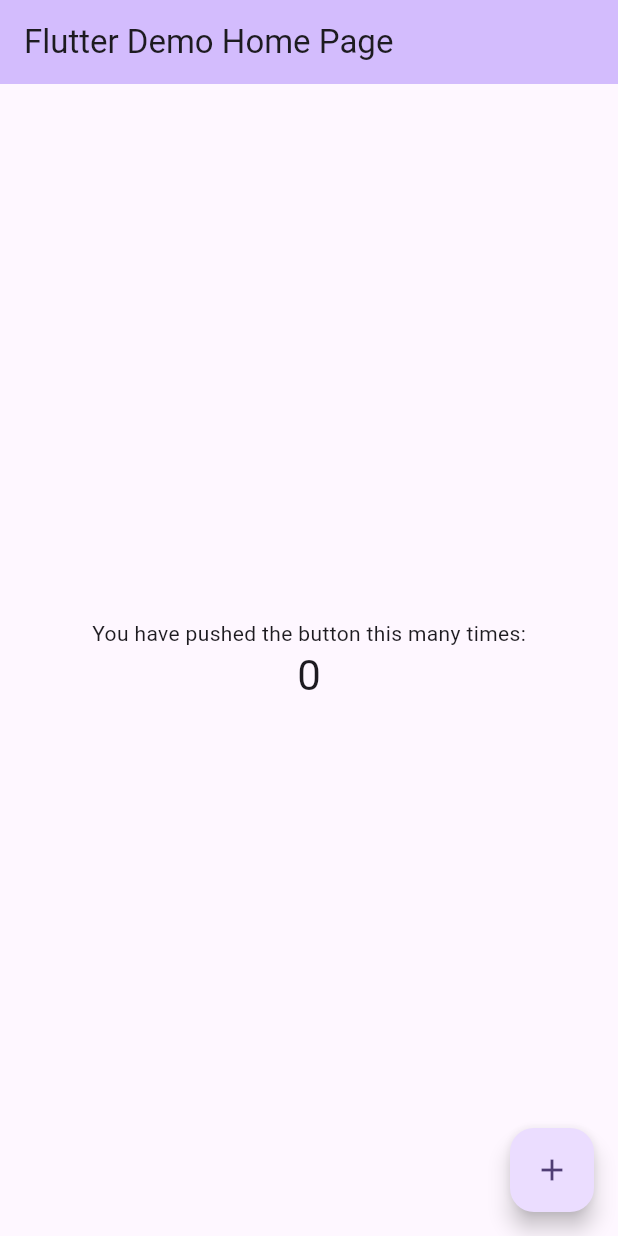
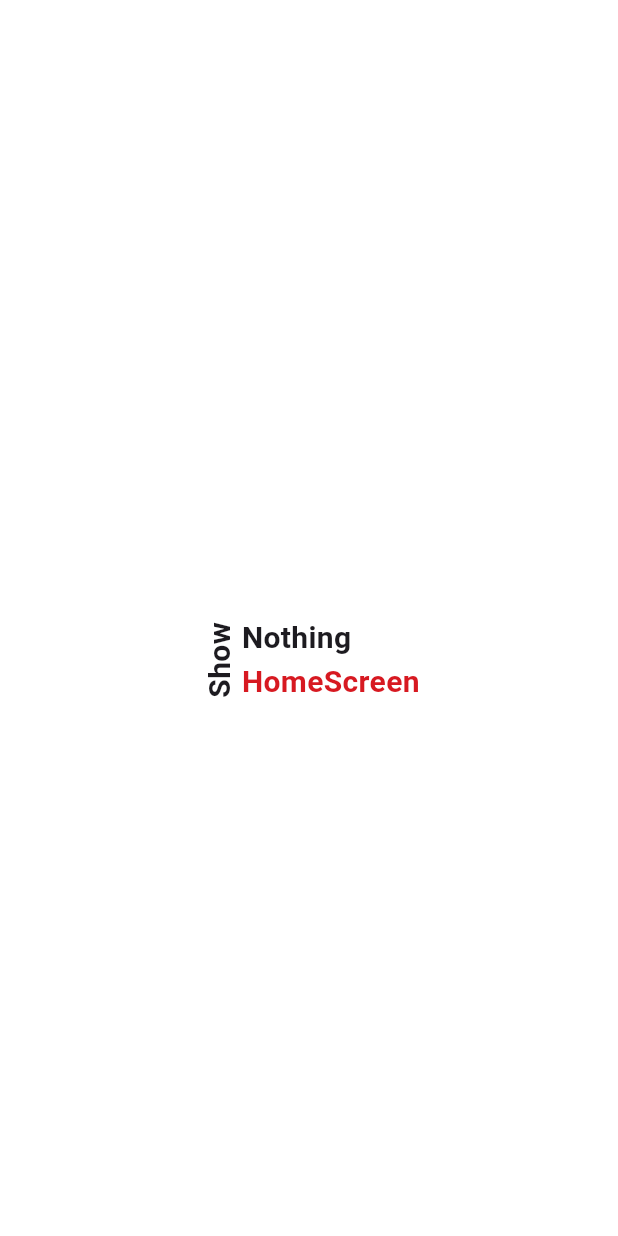
Before and after one commit to AnandhuA/Transaction, a Flutter app: the screen it shows after launch, on a phone screen of 412 x 824 dp. Run offline on Flutter 3.47's test engine with Material 3 defaults, Android fonts, the phone set to English and light mode, and no system bars.

Commit message:
add theme

```diff
--- /dev/null
+++ b/devtools_options.yaml
@@ -0,0 +1,3 @@
+description: This file stores settings for Dart & Flutter DevTools.
+documentation: https://docs.flutter.dev/tools/devtools/extensions#configure-extension-enablement-states
+extensions:
--- /dev/null
+++ b/lib/core/size.dart
@@ -0,0 +1,29 @@
+import 'package:flutter/material.dart';
+
+class AppSize {
+  //--- height --------
+  static const height2 = SizedBox(height: 2);
+  static const height5 = SizedBox(height: 5);
+  static const height10 = SizedBox(height: 10);
+  static const height15 = SizedBox(height: 15);
+  static const height20 = SizedBox(height: 20);
+  static const height25 = SizedBox(height: 25);
+  static const height30 = SizedBox(height: 30);
+  static const height35 = SizedBox(height: 35);
+  static const height40 = SizedBox(height: 40);
+  static const height45 = SizedBox(height: 45);
+  static const height50 = SizedBox(height: 50);
+
+  // -------- width ---------
+  static const width2 = SizedBox(width: 2);
+  static const width5 = SizedBox(width: 5);
+  static const width10 = SizedBox(width: 10);
+  static const width15 = SizedBox(width: 15);
+  static const width20 = SizedBox(width: 20);
+  static const width25 = SizedBox(width: 25);
+  static const width30 = SizedBox(width: 30);
+  static const width35 = SizedBox(width: 35);
+  static const width40 = SizedBox(width: 40);
+  static const width45 = SizedBox(width: 45);
+  static const width50 = SizedBox(width: 50);
+}
--- /dev/null
+++ b/lib/core/theme.dart
@@ -0,0 +1,29 @@
+import 'package:flutter/material.dart';
+
+class AppColor {
+  //------colors ------
+
+  static const Color red = Color(0xFFD71921);
+  static const Color blue = Color.fromARGB(255, 0, 140, 255);
+  static const Color green = Color.fromARGB(255, 0, 255, 8);
+  static const Color yellow = Color.fromARGB(255, 255, 230, 0);
+  static const Color purple = Color.fromARGB(255, 217, 0, 255);
+  static const Color orange = Color.fromARGB(255, 255, 153, 0);
+  static const Color pink = Color.fromARGB(255, 255, 0, 85);
+  static const Color black = Colors.black;
+  static const Color white = Colors.white;
+  static const Color transparent = Colors.transparent;
+}
+
+class ThemeClass {
+  static ThemeData lightTheme = ThemeData.light().copyWith(
+    scaffoldBackgroundColor: AppColor.white,
+    appBarTheme: const AppBarTheme(
+        backgroundColor: AppColor.transparent, scrolledUnderElevation: 0),
+  );
+  static ThemeData darkTheme = ThemeData.dark().copyWith(
+    scaffoldBackgroundColor: AppColor.black,
+    appBarTheme: const AppBarTheme(
+        backgroundColor: AppColor.transparent, scrolledUnderElevation: 0),
+  );
+}
--- a/lib/main.dart
+++ b/lib/main.dart
@@ -1,4 +1,6 @@
 import 'package:flutter/material.dart';
+import 'package:transaction/core/theme.dart';
+import 'package:transaction/screens/home_screen.dart';
 
 void main() {
   runApp(const MyApp());
@@ -7,119 +9,14 @@ void main() {
 class MyApp extends StatelessWidget {
   const MyApp({super.key});
 
-  // This widget is the root of your application.
   @override
   Widget build(BuildContext context) {
     return MaterialApp(
-      title: 'Flutter Demo',
-      theme: ThemeData(
-        // This is the theme of your application.
-        //
-        // TRY THIS: Try running your application with "flutter run". You'll see
-        // the application has a purple toolbar. Then, without quitting the app,
-        // try changing the seedColor in the colorScheme below to Colors.green
-        // and then invoke "hot reload" (save your changes or press the "hot
-        // reload" button in a Flutter-supported IDE, or press "r" if you used
-        // the command line to start the app).
-        //
-        // Notice that the counter didn't reset back to zero; the application
-        // state is not lost during the reload. To reset the state, use hot
-        // restart instead.
-        //
-        // This works for code too, not just values: Most code changes can be
-        // tested with just a hot reload.
-        colorScheme: ColorScheme.fromSeed(seedColor: Colors.deepPurple),
-        useMaterial3: true,
-      ),
-      home: const MyHomePage(title: 'Flutter Demo Home Page'),
+      debugShowCheckedModeBanner: false,
+      home: const HomeScreen(),
+      theme: ThemeClass.lightTheme,
+      darkTheme: ThemeClass.darkTheme,
+      themeMode: ThemeMode.system,
     );
   }
 }
-
-class MyHomePage extends StatefulWidget {
-  const MyHomePage({super.key, required this.title});
-
-  // This widget is the home page of your application. It is stateful, meaning
-  // that it has a State object (defined below) that contains fields that affect
-  // how it looks.
-
-  // This class is the configuration for the state. It holds the values (in this
-  // case the title) provided by the parent (in this case the App widget) and
-  // used by the build method of the State. Fields in a Widget subclass are
-  // always marked "final".
-
-  final String title;
-
-  @override
-  State<MyHomePage> createState() => _MyHomePageState();
-}
-
-class _MyHomePageState extends State<MyHomePage> {
-  int _counter = 0;
-
-  void _incrementCounter() {
-    setState(() {
-      // This call to setState tells the Flutter framework that something has
-      // changed in this State, which causes it to rerun the build method below
-      // so that the display can reflect the updated values. If we changed
-      // _counter without calling setState(), then the build method would not be
-      // called again, and so nothing would appear to happen.
-      _counter++;
-    });
-  }
-
-  @override
-  Widget build(BuildContext context) {
-    // This method is rerun every time setState is called, for instance as done
-    // by the _incrementCounter method above.
-    //
-    // The Flutter framework has been optimized to make rerunning build methods
-    // fast, so that you can just rebuild anything that needs updating rather
-    // than having to individually change instances of widgets.
-    return Scaffold(
-      appBar: AppBar(
-        // TRY THIS: Try changing the color here to a specific color (to
-        // Colors.amber, perhaps?) and trigger a hot reload to see the AppBar
-        // change color while the other colors stay the same.
-        backgroundColor: Theme.of(context).colorScheme.inversePrimary,
-        // Here we take the value from the MyHomePage object that was created by
-        // the App.build method, and use it to set our appbar title.
-        title: Text(widget.title),
-      ),
-      body: Center(
-        // Center is a layout widget. It takes a single child and positions it
-        // in the middle of the parent.
-        child: Column(
-          // Column is also a layout widget. It takes a list of children and
-          // arranges them vertically. By default, it sizes itself to fit its
-          // children horizontally, and tries to be as tall as its parent.
-          //
-          // Column has various properties to control how it sizes itself and
-          // how it positions its children. Here we use mainAxisAlignment to
-          // center the children vertically; the main axis here is the vertical
-          // axis because Columns are vertical (the cross axis would be
-          // horizontal).
-          //
-          // TRY THIS: Invoke "debug painting" (choose the "Toggle Debug Paint"
-          // action in the IDE, or press "p" in the console), to see the
-          // wireframe for each widget.
-          mainAxisAlignment: MainAxisAlignment.center,
-          children: <Widget>[
-            const Text(
-              'You have pushed the button this many times:',
-            ),
-            Text(
-              '$_counter',
-              style: Theme.of(context).textTheme.headlineMedium,
-            ),
-          ],
-        ),
-      ),
-      floatingActionButton: FloatingActionButton(
-        onPressed: _incrementCounter,
-        tooltip: 'Increment',
-        child: const Icon(Icons.add),
-      ), // This trailing comma makes auto-formatting nicer for build methods.
-    );
-  }
-}
--- /dev/null
+++ b/lib/screens/home_screen.dart
@@ -0,0 +1,18 @@
+import 'package:flutter/material.dart';
+import 'package:transaction/widgets/empty_widget.dart';
+
+class HomeScreen extends StatelessWidget {
+  const HomeScreen({super.key});
+
+  @override
+  Widget build(BuildContext context) {
+    return Scaffold(
+      appBar: AppBar(),
+      body: const EmptyWidget(
+        text1: "Show",
+        text2: "Nothing",
+        text3: "HomeScreen",
+      ),
+    );
+  }
+}
--- /dev/null
+++ b/lib/widgets/empty_widget.dart
@@ -0,0 +1,68 @@
+import 'package:flutter/material.dart';
+import 'package:transaction/core/theme.dart';
+
+class EmptyWidget extends StatelessWidget {
+  final String text1;
+  final double size1;
+  final String text2;
+  final double size2;
+  final String text3;
+  final double size3;
+  final int turns;
+
+  const EmptyWidget({
+    super.key,
+    required this.text1,
+    required this.text2,
+    required this.text3,
+    this.size1 = 20,
+    this.size2 = 20,
+    this.size3 = 20,
+    this.turns = 3,
+  });
+
+  @override
+  Widget build(BuildContext context) {
+    return Column(
+      mainAxisAlignment: MainAxisAlignment.center,
+      children: [
+        Row(
+          mainAxisAlignment: MainAxisAlignment.center,
+          children: [
+            RotatedBox(
+              quarterTurns: turns,
+              child: Text(
+                text1,
+                textAlign: TextAlign.start,
+                style: TextStyle(
+                  fontSize: size1,
+                  fontWeight: FontWeight.w600,
+                ),
+              ),
+            ),
+            Column(
+              crossAxisAlignment: CrossAxisAlignment.start,
+              children: [
+                Text(
+                  text2,
+                  style: TextStyle(
+                    fontSize: size2,
+                    fontWeight: FontWeight.w600,
+                  ),
+                ),
+                Text(
+                  text3,
+                  style: TextStyle(
+                    fontSize: size3,
+                    fontWeight: FontWeight.w600,
+                    color: AppColor.red,
+                  ),
+                ),
+              ],
+            ),
+          ],
+        ),
+      ],
+    );
+  }
+}
```
Also changed, not shown: pubspec.yaml (+14 -60 lines), pubspec.lock, 1 other file.
